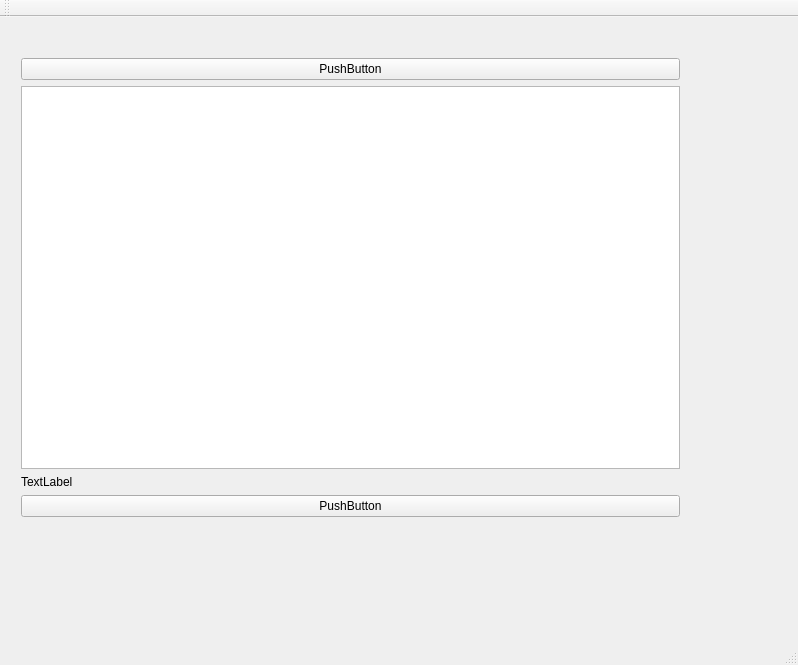
Old version of the form mainwindow.ui in the repository free6d1823/qrobot.
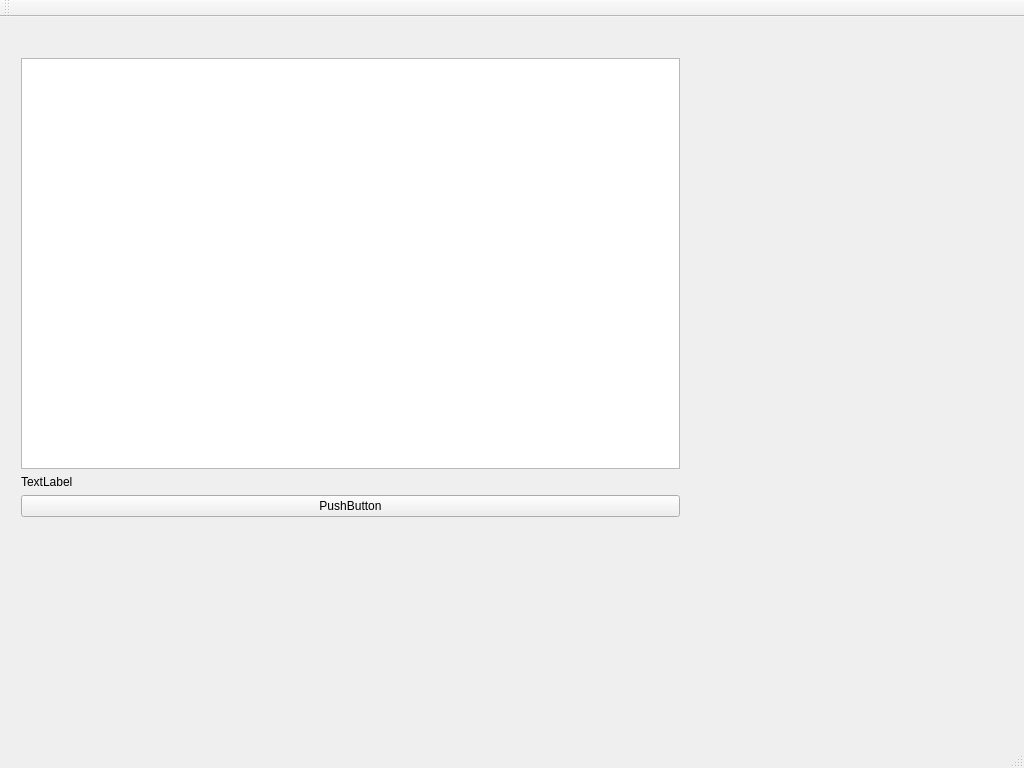
New version of the form.

What changed in the file:
```diff
--- a/mainwindow.ui
+++ b/mainwindow.ui
@@ -6,10 +6,16 @@
    <rect>
     <x>0</x>
     <y>0</y>
-    <width>798</width>
-    <height>665</height>
+    <width>1024</width>
+    <height>768</height>
    </rect>
   </property>
+  <property name="sizePolicy">
+   <sizepolicy hsizetype="Fixed" vsizetype="Fixed">
+    <horstretch>0</horstretch>
+    <verstretch>0</verstretch>
+   </sizepolicy>
+  </property>
   <property name="windowTitle">
    <string>MainWindow</string>
   </property>
@@ -24,13 +30,6 @@
      </rect>
     </property>
     <layout class="QVBoxLayout" name="verticalLayout">
-     <item>
-      <widget class="QPushButton" name="pushButton">
-       <property name="text">
-        <string>PushButton</string>
-       </property>
-      </widget>
-     </item>
      <item>
       <widget class="QPlainTextEdit" name="plainTextEdit"/>
      </item>
```
Left out of the diff: 2 changed lines with no effect on the pictures.
